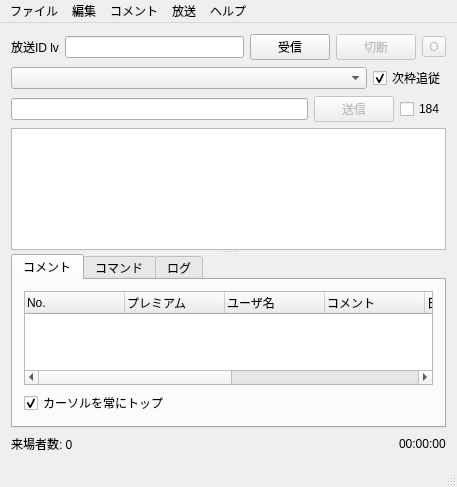
Before: the Qt Designer form ui/mainwindow.ui in diginatu/Viqo, drawn with Qt 5.
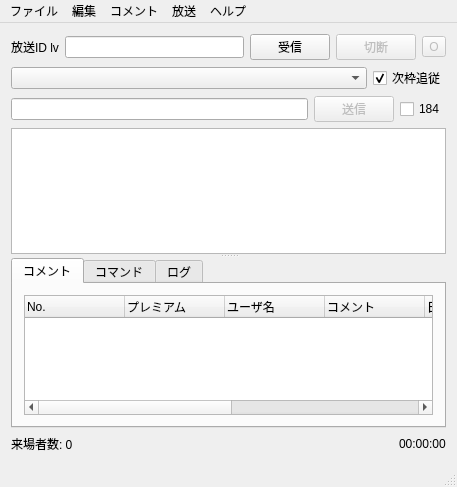
After: the same form once the commit is applied.

Diff of the .ui file:
```diff
--- a/ui/mainwindow.ui
+++ b/ui/mainwindow.ui
@@ -285,16 +285,6 @@
            </column>
           </widget>
          </item>
-         <item row="1" column="0">
-          <widget class="QCheckBox" name="keep_top_chk">
-           <property name="text">
-            <string>カーソルを常にトップ</string>
-           </property>
-           <property name="checked">
-            <bool>true</bool>
-           </property>
-          </widget>
-         </item>
         </layout>
        </widget>
        <widget class="QWidget" name="tab">
```
Left out of the diff: 9 changed lines with no effect on the pictures.
